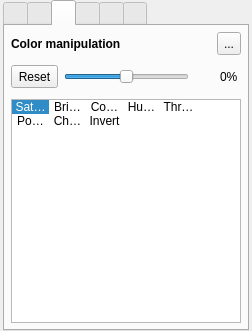
Old version of the form src/MixingToolboxWidget.ui in the repository markus-wa/glmixer-mirror.
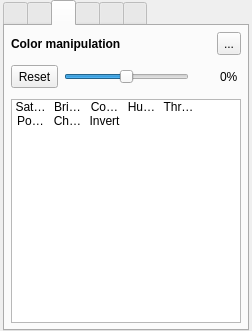
New version of the form. The open tabs and pages were chosen to show the change. Icons and pictures are not drawn.

Commit message: Implemented preference for saving session on exit. Fixed minor GUI bugs.

```diff
--- a/src/MixingToolboxWidget.ui
+++ b/src/MixingToolboxWidget.ui
@@ -1330,7 +1330,7 @@
           <bool>false</bool>
          </property>
          <property name="currentRow">
-          <number>0</number>
+          <number>-1</number>
          </property>
          <item>
           <property name="text">
@@ -1382,7 +1382,7 @@
          </item>
          <item>
           <property name="text">
-           <string>Hue shift</string>
+           <string>HueShift</string>
           </property>
           <property name="toolTip">
            <string>Color hue (shift in color tint)</string>
@@ -1414,7 +1414,7 @@
          </item>
          <item>
           <property name="text">
-           <string>Posterize</string>
+           <string>Posterized</string>
           </property>
           <property name="toolTip">
            <string>Posterize the image (reduce the number of colors)</string>
```
Left out of the diff: 2 changed lines with no effect on the pictures. The commit also changes 7 other files.
